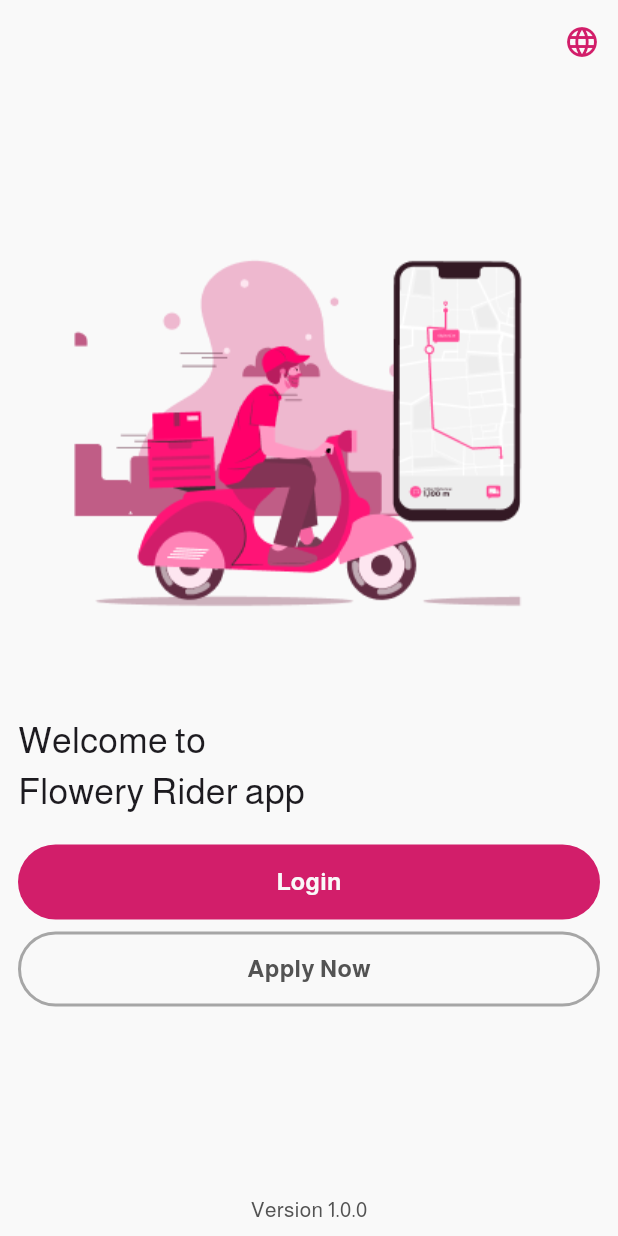
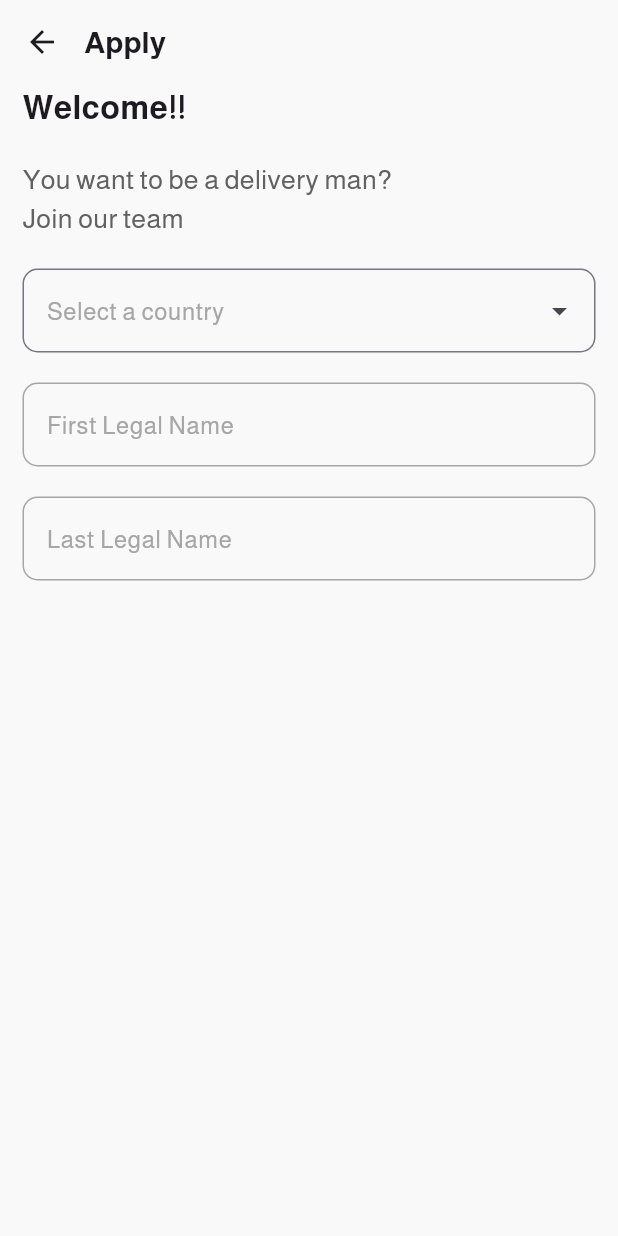
Before and after one commit to ahmedas3d/Tracking_App, a Flutter app: the screen it shows after launch, after a tap on "Apply Now", on a phone screen of 412 x 824 dp. Run offline on Flutter 3.47's test engine with Material 3 defaults, Android fonts, the light colour scheme and no system bars; our stand-ins replace modal_progress_hud_nsn, pin_code_fields.

Commit message:
create apply screen , widget country picker and update routes

```diff
--- a/lib/core/routes/routes.dart
+++ b/lib/core/routes/routes.dart
@@ -1,4 +1,5 @@
 import 'package:flutter/material.dart';
+import 'package:tracking_app/features/AuthFeature/presentation/view/screens/apply_screen.dart';
 import 'package:tracking_app/features/AuthFeature/presentation/view/screens/forgot_password_screen.dart';
 import 'package:tracking_app/features/AuthFeature/presentation/view/screens/login_screen.dart';
 import 'package:tracking_app/features/AuthFeature/presentation/view/screens/email_verification.dart';
@@ -9,6 +10,7 @@ class AppRoutes {
   static const String loginScreen = '/loginScreen';
   static const String forgotPasswordScreen = '/forgotPasswordScreen';
   static const String emailVerificationScreen = '/emailVerificationScreen';
+  static const String applyScreen = '/applyScreen';
 
   static Route<dynamic> generateRoute(RouteSettings settings) {
     switch (settings.name) {
@@ -18,6 +20,8 @@ class AppRoutes {
         return MaterialPageRoute(builder: (_) => const LoginScreen());
       case forgotPasswordScreen:
         return MaterialPageRoute(builder: (_) => const ForgotScreen());
+      case applyScreen:
+        return MaterialPageRoute(builder: (_) => const ApplyScreen());
       case emailVerificationScreen:
         return MaterialPageRoute(
             builder: (_) => const EmailVerificationScreen());
--- /dev/null
+++ b/lib/features/AuthFeature/presentation/view/screens/apply_screen.dart
@@ -0,0 +1,120 @@
+import 'dart:nativewrappers/_internal/vm/lib/math_patch.dart';
+
+import 'package:flutter/material.dart';
+import 'package:tracking_app/core/constants.dart';
+import 'package:tracking_app/features/AuthFeature/presentation/view/widgets/country_picker_feild.dart';
+import 'package:tracking_app/features/AuthFeature/presentation/view/widgets/custom_text_field.dart';
+import 'package:tracking_app/generated/l10n.dart';
+
+class ApplyScreen extends StatefulWidget {
+  const ApplyScreen({super.key});
+
+  @override
+  State<ApplyScreen> createState() => _ApplyScreenState();
+}
+
+class _ApplyScreenState extends State<ApplyScreen> {
+  final TextEditingController firstLegalName = TextEditingController();
+  final TextEditingController lastLegalName = TextEditingController();
+  final GlobalKey<FormState> _formApplyKey = GlobalKey<FormState>();
+  final List<Map<String, String>> countries = [
+    {'name': 'Egypt', 'flag': '🇪🇬'},
+    {'name': 'Saudi Arabia', 'flag': '🇸🇦'},
+    {'name': 'United Arab Emirates', 'flag': '🇦🇪'},
+    {'name': 'Kuwait', 'flag': '🇰🇼'},
+    {'name': 'Qatar', 'flag': '🇶🇦'},
+    {'name': 'Oman', 'flag': '🇴🇲'},
+    {'name': 'Iraq', 'flag': '🇮🇶'},
+    {'name': 'Jordan', 'flag': '🇯🇴'},
+    {'name': 'Lebanon', 'flag': '🇱🇧'},
+    {'name': 'Morocco', 'flag': '🇲🇦'},
+    {'name': 'Algeria', 'flag': '🇩🇿'},
+    {'name': 'Tunisia', 'flag': '🇹🇳'},
+    {'name': 'Libya', 'flag': '🇱🇾'},
+    {'name': 'Sudan', 'flag': '🇸🇩'},
+    {'name': 'Somalia', 'flag': '🇸🇴'},
+  ];
+
+  String selectedCountry = '';
+  String selectedFlag = '';
+
+  @override
+  Widget build(BuildContext context) {
+    return Scaffold(
+      backgroundColor: AppColors.backgroundColor,
+      appBar: AppBar(
+        backgroundColor: AppColors.backgroundColor,
+        titleSpacing: 0,
+        title: Text(
+          S.of(context).apply,
+          textAlign: TextAlign.center,
+          style: const TextStyle(fontSize: 20, fontWeight: FontWeight.bold),
+        ),
+      ),
+      body: Form(
+        key: _formApplyKey,
+        child: Padding(
+          padding: const EdgeInsets.symmetric(horizontal: 15),
+          child: SingleChildScrollView(
+            child: Column(
+              spacing: 20,
+              crossAxisAlignment: CrossAxisAlignment.start,
+              children: [
+                Text(
+                  S.of(context).welcome,
+                  style: const TextStyle(
+                      fontSize: 22, fontWeight: FontWeight.bold),
+                ),
+                Text(
+                  S.of(context).wantToBeDelivery,
+                  style: TextStyle(fontSize: 18, color: Colors.grey[700]),
+                ),
+                CountryPickerField(
+                  selectedCountry: selectedCountry,
+                  selectedFlag: selectedFlag,
+                  onTap: () {
+                    showModalBottomSheet(
+                      backgroundColor: AppColors.backgroundColor,
+                      context: context,
+                      builder: (context) {
+                        return ListView.builder(
+                          itemCount: countries.length,
+                          itemBuilder: (context, index) {
+                            return ListTile(
+                              leading: Text(
+                                countries[index]['flag']!,
+                                style: const TextStyle(fontSize: 24),
+                              ),
+                              title: Text(countries[index]['name']!),
+                              onTap: () {
+                                setState(() {
+                                  selectedCountry = countries[index]['name']!;
+                                  selectedFlag = countries[index]['flag']!;
+                                });
+                                Navigator.pop(context);
+                              },
+                            );
+                          },
+                        );
+                      },
+                    );
+                  },
+                ),
+                customTextField(
+                  controller: firstLegalName,
+                  label: S.of(context).firstLegalName,
+                  hint: S.of(context).enterYourFirstLegalName,
+                ),
+                customTextField(
+                  controller: lastLegalName,
+                  label: S.of(context).lastLegalName,
+                  hint: S.of(context).enterYourLastLegalName,
+                ),
+              ],
+            ),
+          ),
+        ),
+      ),
+    );
+  }
+}
--- a/lib/features/AuthFeature/presentation/view/screens/welcome_screen.dart
+++ b/lib/features/AuthFeature/presentation/view/screens/welcome_screen.dart
@@ -63,7 +63,9 @@ class WelcomeScreen extends StatelessWidget {
             ),
             customButton(
               title: S.of(context).applyNow,
-              onTap: () {},
+              onTap: () {
+                Navigator.pushNamed(context, AppRoutes.applyScreen);
+              },
               color: AppColors.backgroundColor,
               textColor: AppColors.greyColor,
               borderColor: AppColors.textColor3,
--- /dev/null
+++ b/lib/features/AuthFeature/presentation/view/widgets/country_picker_feild.dart
@@ -0,0 +1,42 @@
+import 'package:flutter/material.dart';
+import 'package:tracking_app/core/constants.dart';
+
+class CountryPickerField extends StatelessWidget {
+  final String selectedCountry;
+  final String selectedFlag;
+  final VoidCallback onTap;
+
+  const CountryPickerField({
+    super.key,
+    required this.selectedCountry,
+    required this.selectedFlag,
+    required this.onTap,
+  });
+
+  @override
+  Widget build(BuildContext context) {
+    return GestureDetector(
+      onTap: onTap,
+      child: AbsorbPointer(
+        child: TextField(
+          decoration: InputDecoration(
+            hintText: selectedCountry.isEmpty
+                ? 'Select a country'
+                : '$selectedFlag $selectedCountry',
+            hintStyle:
+                const TextStyle(fontSize: 16, color: AppColors.textColor3),
+            border: OutlineInputBorder(
+              borderRadius: BorderRadius.circular(10),
+            ),
+            focusedBorder: OutlineInputBorder(
+              borderRadius: BorderRadius.circular(10),
+              borderSide:
+                  const BorderSide(color: AppColors.primaryColor, width: 2),
+            ),
+            suffixIcon: const Icon(Icons.arrow_drop_down),
+          ),
+        ),
+      ),
+    );
+  }
+}
--- a/lib/l10n/intl_ar.arb
+++ b/lib/l10n/intl_ar.arb
@@ -164,5 +164,12 @@
   "passwordDescription": "كلمة المرور يجب ان تكون فارغة ويجب ان تحتوي على\n 6 حروف كبيرة وواحدة على الاقل",
   "orderdelivered": "تم تسليم الطلب استمتع بطلبك",
   "reorder": "اعادة الطلب",
-  "rate": "تقييم"
+  "rate": "تقييم",
+  "apply": "تطبيق",
+  "welcome": "مرحبا!!",
+  "wantToBeDelivery": "تريد ان تكون قائد توصيل؟\nانضم لفريقنا",
+  "firstLegalName": "الاسم الشخصي الاول",
+  "enterYourFirstLegalName": "ادخل الاسم الشخصي الاول",
+  "lastLegalName": "الاسم الشخصي الاخير",
+  "enterYourLastLegalName": "ادخل الاسم الشخصي الاخير"
 }
--- a/lib/l10n/intl_en.arb
+++ b/lib/l10n/intl_en.arb
@@ -163,5 +163,12 @@
   "passwordDescription": "Password must not be empty and must contain\n 6 characters with upper case letter and one\n number at least",
   "orderdelivered": "Order delivered enjoy your order",
   "reorder": "Reorder",
-  "rate": "Rate"
+  "rate": "Rate",
+  "apply": "Apply",
+  "welcome": "Welcome!!",
+  "wantToBeDelivery": "You want to be a delivery man?\nJoin our team",
+  "firstLegalName": "First Legal Name",
+  "enterYourFirstLegalName": "Enter your first legal name",
+  "lastLegalName": "Last Legal Name",
+  "enterYourLastLegalName": "Enter your last legal name"
 }
```
Also changed, not shown: lib/generated/intl/messages_ar.dart, lib/generated/intl/messages_en.dart, lib/generated/l10n.dart, 127 other files.
